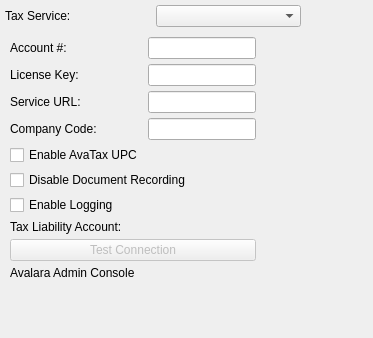
First picture: the form in guiclient/configureTax.ui, repository interhawk/qt-client, before the edit.
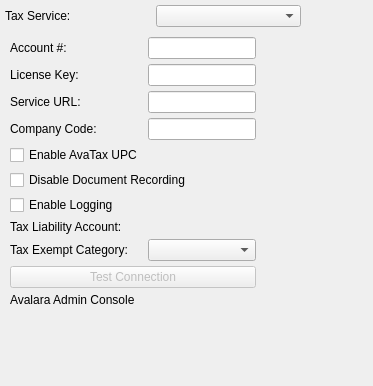
Second picture: the form after the edit. The open tabs and pages were chosen to show the change. Custom widgets are drawn as their Qt base class.

```diff
--- a/guiclient/configureTax.ui
+++ b/guiclient/configureTax.ui
@@ -14,7 +14,7 @@
     <x>0</x>
     <y>0</y>
     <width>373</width>
-    <height>338</height>
+    <height>386</height>
    </rect>
   </property>
   <property name="windowTitle">
@@ -115,6 +115,16 @@
          </property>
         </widget>
        </item>
+       <item row="10" column="1" colspan="2">
+        <widget class="QPushButton" name="_test">
+         <property name="enabled">
+          <bool>false</bool>
+         </property>
+         <property name="text">
+          <string>Test Connection</string>
+         </property>
+        </widget>
+       </item>
        <item row="7" column="1">
         <widget class="XLabel" name="_glAccountLit">
          <property name="text">
@@ -125,13 +135,13 @@
        <item row="7" column="2">
         <widget class="GLCluster" name="_glAccount"/>
        </item>
-       <item row="8" column="1" colspan="2">
-        <widget class="QPushButton" name="_test">
-         <property name="enabled">
-          <bool>false</bool>
-         </property>
+       <item row="11" column="1">
+        <widget class="XURLLabel" name="_console">
          <property name="text">
-          <string>Test Connection</string>
+          <string>Avalara Admin Console</string>
+         </property>
+         <property name="url" stdset="0">
+          <string>https://admin-avatax.avalara.net</string>
          </property>
         </widget>
        </item>
@@ -155,7 +165,7 @@
          </property>
         </spacer>
        </item>
-       <item row="10" column="1">
+       <item row="12" column="1">
         <spacer name="verticalSpacer">
          <property name="orientation">
           <enum>Qt::Vertical</enum>
@@ -168,16 +178,16 @@
          </property>
         </spacer>
        </item>
-       <item row="9" column="1">
-        <widget class="XURLLabel" name="_console">
+       <item row="8" column="1">
+        <widget class="QLabel" name="_taxExemptLit">
          <property name="text">
-          <string>Avalara Admin Console</string>
-         </property>
-         <property name="url" stdset="0">
-          <string>https://admin-avatax.avalara.net</string>
+          <string>Tax Exempt Category:</string>
          </property>
         </widget>
        </item>
+       <item row="8" column="2">
+        <widget class="XComboBox" name="_taxExempt"/>
+       </item>
       </layout>
      </widget>
     </widget>
```
Left out of the diff: 20 changed lines with no effect on the pictures.
